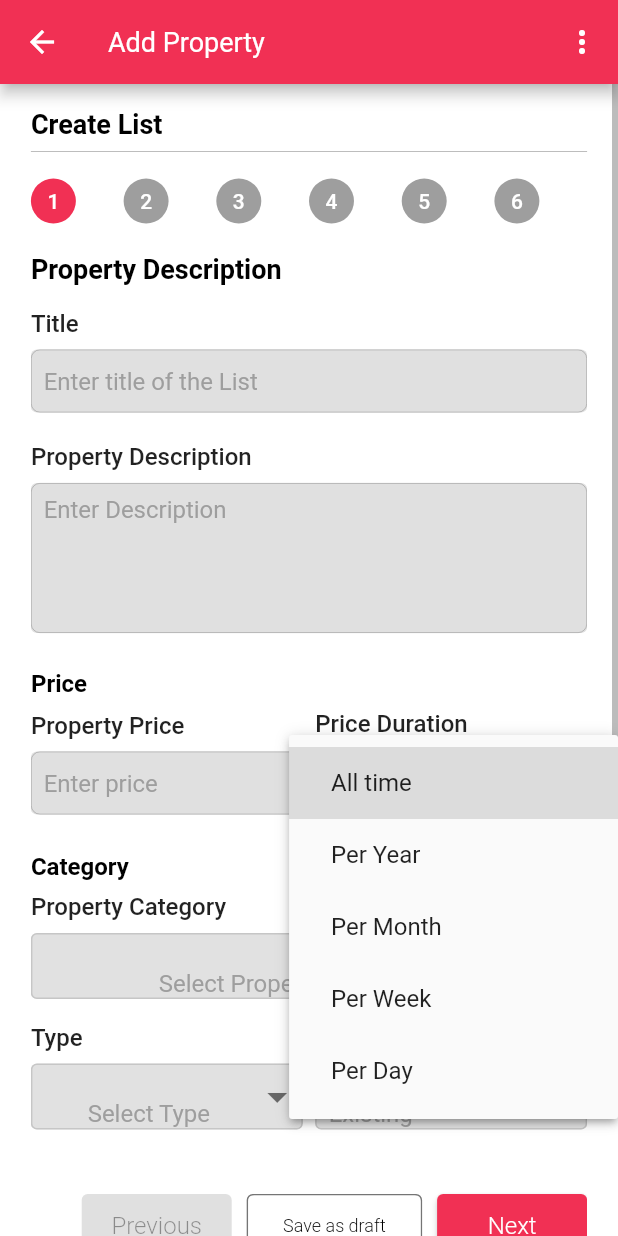
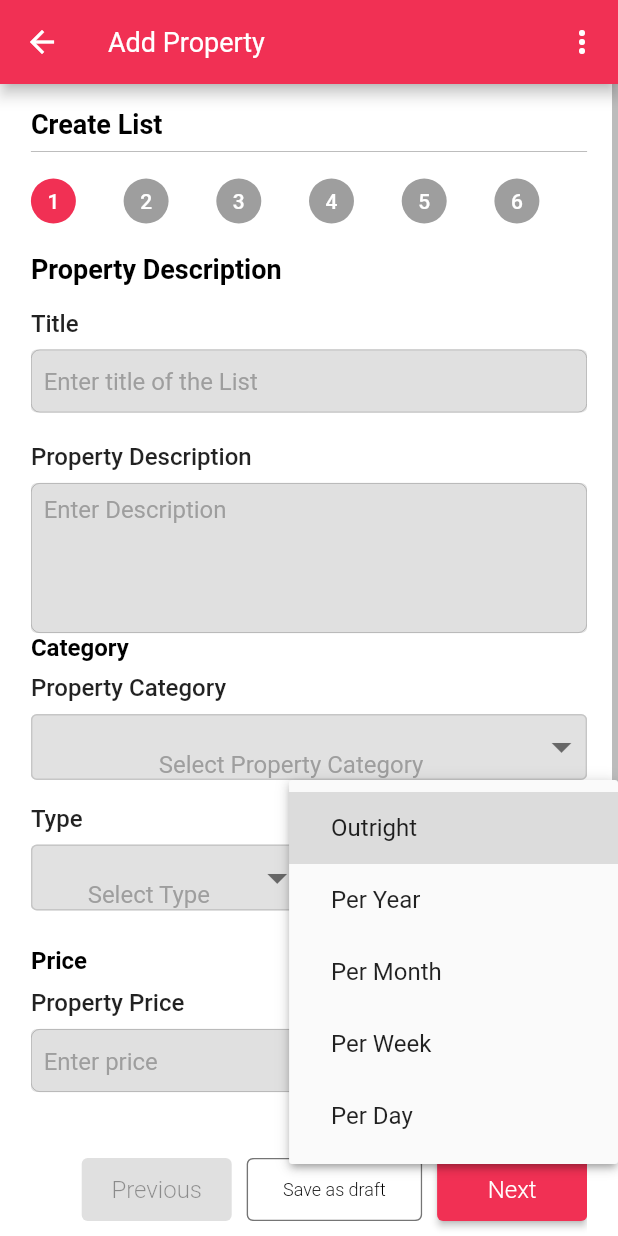
Before and after one commit to Bisecto/Brixmarket, a Flutter app: the AddPropertyPage screen opened by its route, after a tap on an icon or button, on a phone screen of 412 x 824 dp. Run offline on Flutter 3.47's test engine with Material 2 defaults, Android fonts, the phone set to English and light mode, and no system bars; our stand-ins replace carousel_slider, device_info_plus, file_picker, firebase_core, firebase_database, firebase_messaging and 15 more; missing offline and left inert: cross_connectivity, flutter_phone_direct_caller, graphic; accounts and stored records are empty; network calls fail; statements that could not run were skipped.

Commit message:
Modification_Precious_2

```diff
--- a/lib/res/lists.dart
+++ b/lib/res/lists.dart
@@ -12,8 +12,8 @@ import '../view/screens/mobile/saved_page.dart';
 import 'states.dart';
 
 class Lst {
-  static final priceDurations = ['All time', 'Per Year', 'Per Month', 'Per Week', 'Per Day'];
-  static final propertyTypes = ['Sale', 'Rent', 'Short stay'];
+  static final priceDurations = ['Outright', 'Per Year', 'Per Month', 'Per Week', 'Per Day'];
+  static final propertyTypes = ['Sale', 'Rent', 'Short stay','Lease'];
   static final propertyStatus = ['New', 'Existing', 'Renovated'];
   static final propertyCategories = ['House', 'Land', 'Commercial', 'Student Hostel', 'New Home'];
   static final Map<String, RxList> filterMap = {'category': EditCtrl.filterCategories, 'type': EditCtrl.filterTypes, 'status': EditCtrl.filterStatus};
--- a/lib/res/states.dart
+++ b/lib/res/states.dart
@@ -121,7 +121,6 @@ final ngnLga = {
     "Umuahia North",
     "Umuahia South",
     "Umu Nneochi",
-    "Obi Ngwa"
   ],
   "Ogun": [
     "Abeokuta North",
--- a/lib/view/screens/create_property/create_property_widges.dart
+++ b/lib/view/screens/create_property/create_property_widges.dart
@@ -1,3 +1,5 @@
+import 'dart:async';
+
 import 'package:brixmarket/core/dialogs.dart';
 import 'package:flutter/cupertino.dart';
 import 'package:flutter/material.dart';
@@ -17,8 +19,33 @@ import '../../widgets/drop_down.dart';
 import '../../widgets/form_button.dart';
 import '../../widgets/form_inputs.dart';
 
-class CreatePropertyWidget extends StatelessWidget {
+class CreatePropertyWidget extends StatefulWidget {
   const CreatePropertyWidget({Key? key}) : super(key: key);
+
+  @override
+  State<CreatePropertyWidget> createState() => _CreatePropertyWidgetState();
+}
+
+class _CreatePropertyWidgetState extends State<CreatePropertyWidget> {
+  bool isExpanded=false;
+  checkFeture(){
+    setState(() {
+      getFeatures();
+      getAmenities();
+      isExpanded=true;
+    });
+  }
+  @override
+  void initState() {
+    // TODO: implement initState
+    super.initState();
+    //if()
+    //Timer.periodic(const Duration(m: 2), (timer) {
+    //   setState(() {
+    //
+    //   });
+    //});
+  }
 
   @override
   Widget build(BuildContext context) {
@@ -53,7 +80,7 @@ class CreatePropertyWidget extends StatelessWidget {
               height: 20,
             ),
             SizedBox(
-              height: 1050,
+              height: 1000,
               child: PageView(
                 controller: cPropCtrl.cPPageController,
                 physics: const NeverScrollableScrollPhysics(),
@@ -61,7 +88,123 @@ class CreatePropertyWidget extends StatelessWidget {
                   createPropertyDetails(),
                   createPropertyMedia(),
                   createPropertyLocation(),
-                  createPropertyMorDetails(),
+              Container(
+                color: Colors.white,
+                child: SingleChildScrollView(
+                  physics: const NeverScrollableScrollPhysics(),
+                  child: Column(
+                    crossAxisAlignment: CrossAxisAlignment.start,
+                    children: [
+                      const CustomText(
+                          text: 'More Details(Optional)',
+                          color: Colors.black,
+                          size: 16,
+                          weight: FontWeight.bold),
+                      if(!isExpanded)
+                      RaisedButton(
+                        onPressed: () {
+                          checkFeture();
+                          //callFeature();
+                        },
+                        child: const Text('Expand To fill'),
+                      ),
+                      const SizedBox(height: 10),
+                      SizedBox(
+                        width: double.infinity,
+                        child: FutureBuilder(
+                            future: getFeatures(),
+                            builder: (context, AsyncSnapshot snap) {
+                              var featuresData = snap.data ?? [];
+                              var features = {};
+                              featuresData.forEach((e) {
+                                if (features[e['feature']] == null) {
+                                  features[e['feature']] = [e['feature_value'].toString()];
+                                } else {
+                                  features[e['feature']].add(e['feature_value'].toString());
+                                }
+                              });
+                              var initialList = [];
+                              if (featuresData.isNotEmpty) {
+                                initialList = EditCtrl.ctrlList;
+                                EditCtrl.ctrlList = [];
+                              }
+                              int i = -1;
+                              if (snap.connectionState == ConnectionState.done) {
+                                // If we got an error
+                                if (snap.hasError) {
+                                  return Center(
+                                    child: Text(
+                                      '${snap.error} occurred',
+                                      style: TextStyle(fontSize: 18),
+                                    ),
+                                  );
+
+                                  // if we got our data
+                                } else if (snap.hasData) {
+                                  // Extracting data from snapshot object
+                                  return Wrap(
+                                    children: [
+                                      ...features.entries.map((feature) {
+                                        EditCtrl.ctrlList.add(TextEditingController().obs);
+                                        EditCtrl.ctrlListKeys
+                                            .add(TextEditingController(text: feature.key));
+                                        i++;
+                                        if ((feature.value[0] ?? '').isEmpty) {
+                                          return Container(
+                                            padding: EdgeInsets.only(
+                                                right: Get.width * 0.01, bottom: 10),
+                                            width: Get.width < 480
+                                                ? double.infinity
+                                                : Get.width * 0.31,
+                                            child: FormInput(
+                                              width: double.infinity,
+                                              controller: EditCtrl.ctrlList[i].value,
+                                              label: feature.key,
+                                              hint: 'Enter ${feature.key}',
+                                              value: initialList.isEmpty
+                                                  ? ''
+                                                  : initialList[i].value.text,
+                                            ),
+                                          );
+                                        } else {
+                                          return Container(
+                                            padding: EdgeInsets.only(
+                                                right: Get.width * 0.01, bottom: 10),
+                                            width: Get.width < 480
+                                                ? double.infinity
+                                                : Get.width * 0.31,
+                                            child: SizedBox(
+                                              child: DropDown(
+                                                initialValue: initialList.isEmpty
+                                                    ? ''
+                                                    : initialList[i].value.text,
+                                                controller: EditCtrl.ctrlList[i],
+                                                label: feature.key,
+                                                items: feature.value as List<String>,
+                                              ),
+                                            ),
+                                          );
+                                        }
+                                      }).toList(),
+                                    ],
+                                  );
+                                }
+                              }
+
+                              // Displaying LoadingSpinner to indicate waiting state
+                              return Center(
+                                child: CircularProgressIndicator(),
+                              );
+                            }),
+                      ),
+                      buttonRow(cPropCtrl.submitPropertyMoreDetails),
+                      const SizedBox(
+                        height: 40,
+                      ),
+                    ],
+                  ),
+                ),
+              ),
                   createPropertyAmenities(),
                   createPropertyContact(),
                 ],
@@ -76,6 +219,10 @@ class CreatePropertyWidget extends StatelessWidget {
 
 Widget stepWidget(int i) {
   double screenWidth = Get.width;
+  if(i==3){
+    getFeatures();
+    getAmenities();
+  }
   return Obx(
     () => Flexible(
       flex: cPropCtrl.createPropPageIndex.value == i && (screenWidth > 430)
@@ -147,7 +294,6 @@ Widget stepWidget(int i) {
 
 Widget buildStepNumber() {
   return SizedBox(
-
     width: double.infinity,
     child: Row(
       mainAxisAlignment: MainAxisAlignment.spaceBetween,
@@ -165,7 +311,6 @@ Widget buildStepNumber() {
 }
 
 Widget buttonRow(Function() nextFunction) {
-
   return Padding(
     padding: const EdgeInsets.only(
       top: 3.0,
@@ -271,45 +416,6 @@ Widget createPropertyDetails() {
           label: 'Property Description',
           hint: 'Enter Description',
         ),
-        const SizedBox(height: 24),
-        const CustomText(
-          text: 'Price',
-          color: Colors.black,
-          size: 16,
-          weight: FontWeight.bold,
-        ),
-        const SizedBox(
-          height: 8,
-        ),
-        SizedBox(
-          width: double.infinity,
-          child: Row(
-            children: [
-              Flexible(
-                child: FormInput(
-                  inputType: TextInputType.number,
-                  width: double.infinity,
-                  controller: EditCtrl.price,
-                  validate: Val.number,
-                  error: EditCtrl.priceErr,
-                  label: 'Property Price',
-                  hint: 'Enter price',
-                ),
-              ),
-              SizedBox(
-                width: Get.width * 0.02,
-              ),
-              Flexible(
-                child: DropDown(
-                  label: 'Price Duration',
-                  items: Lst.priceDurations,
-                  controller: EditCtrl.priceDuration,
-                ),
-              ),
-            ],
-          ),
-        ),
-        const SizedBox(height: 24),
         const CustomText(
           text: 'Category',
           color: Colors.black,
@@ -391,6 +497,44 @@ Widget createPropertyDetails() {
                 ),
               ],
             ),
+          ),
+        ),
+        const SizedBox(height: 24),
+        const CustomText(
+          text: 'Price',
+          color: Colors.black,
+          size: 16,
+          weight: FontWeight.bold,
+        ),
+        const SizedBox(
+          height: 8,
+        ),
+        SizedBox(
+          width: double.infinity,
+          child: Row(
+            children: [
+              Flexible(
+                child: FormInput(
+                  inputType: TextInputType.number,
+                  width: double.infinity,
+                  controller: EditCtrl.price,
+                  validate: Val.number,
+                  error: EditCtrl.priceErr,
+                  label: 'Property Price',
+                  hint: 'Enter price',
+                ),
+              ),
+              SizedBox(
+                width: Get.width * 0.02,
+              ),
+              Flexible(
+                child: DropDown(
+                  label: 'Price Duration',
+                  items: Lst.priceDurations,
+                  controller: EditCtrl.priceDuration,
+                ),
+              ),
+            ],
           ),
         ),
         const SizedBox(height: 16),
@@ -668,112 +812,38 @@ Widget createPropertyLocation() {
   );
 }
 
+List? amenities;
+
+Future getAmenities({all = false}) async {
+  amenities = [];
+  if (amenities!.isEmpty && EditCtrl.category.value.text.isNotEmpty || all) {
+    String category = all ? 'all' : EditCtrl.category.value.text;
+    await Provider()
+        .postData("property/get-amenities/${EditCtrl.category.value.text}",
+            Property.map())
+        .then((value) => amenities = value);
+  }
+  return amenities ?? [];
+}
+
 List? features;
 
 Future getFeatures() async {
   features ??= [];
   if (features!.isEmpty && EditCtrl.category.value.text.isNotEmpty) {
     await Provider()
-        .postData("property/get-features/House",
-            Property.map())
+        .postData("property/get-features/House", Property.map())
         .then((value) => features = value);
   }
   return features;
 }
-
-Widget createPropertyMorDetails() {
-  return Container(
-    color: Colors.white,
-    child: SingleChildScrollView(
-      physics: const NeverScrollableScrollPhysics(),
-      child: Column(
-        crossAxisAlignment: CrossAxisAlignment.start,
-        children: [
-          const CustomText(
-              text: 'More Details',
-              color: Colors.black,
-              size: 16,
-              weight: FontWeight.bold),
-          const SizedBox(height: 10),
-          SizedBox(
-            width: double.infinity,
-            child: FutureBuilder(
-                future: getFeatures(),
-                builder: (context, AsyncSnapshot snap) {
-                  var featuresData = snap.data ?? [];
-                  var features = {};
-                  featuresData.forEach((e) {
-                    if (features[e['feature']] == null) {
-                      features[e['feature']] = [e['feature_value'].toString()];
-                    } else {
-                      features[e['feature']].add(e['feature_value'].toString());
-                    }
-                  });
-                  var initialList = [];
-                  if (featuresData.isNotEmpty) {
-                    initialList = EditCtrl.ctrlList;
-                    EditCtrl.ctrlList = [];
-                  }
-                  int i = -1;
-                  return Wrap(
-                    children: [
-                      ...features.entries.map((feature) {
-                        EditCtrl.ctrlList.add(TextEditingController().obs);
-                        EditCtrl.ctrlListKeys
-                            .add(TextEditingController(text: feature.key));
-                        i++;
-                        if ((feature.value[0] ?? '').isEmpty) {
-                          return Container(
-                            padding: EdgeInsets.only(
-                                right: Get.width * 0.01, bottom: 10),
-                            width: Get.width < 480
-                                ? double.infinity
-                                : Get.width * 0.31,
-                            child: FormInput(
-                              width: double.infinity,
-                              controller: EditCtrl.ctrlList[i].value,
-                              label: feature.key,
-                              hint: 'Enter ${feature.key}',
-                              value: initialList.isEmpty
-                                  ? ''
-                                  : initialList[i].value.text,
-                            ),
-                          );
-                        } else {
-                          return Container(
-                            padding: EdgeInsets.only(
-                                right: Get.width * 0.01, bottom: 10),
-                            width: Get.width < 480
-                                ? double.infinity
-                                : Get.width * 0.31,
-                            child: SizedBox(
-                              child: DropDown(
-                                initialValue: initialList.isEmpty
-                                    ? ''
-                                    : initialList[i].value.text,
-                                controller: EditCtrl.ctrlList[i],
-                                label: feature.key,
-                                items: feature.value as List<String>,
-                              ),
-                            ),
-                          );
-                        }
-                      }).toList(),
-                    ],
-                  );
-                }),
-          ),
-          buttonRow(cPropCtrl.submitPropertyMoreDetails),
-          const SizedBox(
-            height: 40,
-          ),
-        ],
-      ),
-    ),
-  );
-}
+//
+// Widget createPropertyMorDetails(BuildContext context) {
+//   return
+// }
 
 Widget createPropertyAmenities() {
+  getAmenities();
   return Container(
     color: Colors.white,
     child: SizedBox(
@@ -784,7 +854,7 @@ Widget createPropertyAmenities() {
           //crossAxisAlignment: CrossAxisAlignment.start,
           children: [
             const CustomText(
-                text: 'Basic Amenities',
+                text: 'Basic Amenities(Optional)',
                 color: Colors.black,
                 size: 16,
                 weight: FontWeight.bold),
@@ -792,7 +862,7 @@ Widget createPropertyAmenities() {
             SizedBox(
               //width: double.infinity,
               child: FutureBuilder(
-                  future: cPropCtrl.getAmenities(),
+                  future: getAmenities(),
                   builder: (context, AsyncSnapshot snap) {
                     var amenities = snap.data ?? [];
 
@@ -813,7 +883,7 @@ Widget createPropertyAmenities() {
                               mainAxisAlignment: MainAxisAlignment.start,
                               children: [
                                 Transform.scale(
-                                  scale: 0.5,
+                                  scale: 0.7,
                                   child: Obx(
                                     () => Checkbox(
                                       activeColor: Pallet.secondaryColor,
--- a/lib/view/screens/dashboard_page.dart
+++ b/lib/view/screens/dashboard_page.dart
@@ -44,7 +44,7 @@ class _DashboardPageState extends State<DashboardPage> with TickerProviderStateM
     return LayoutBuilder(builder: (context, constraints) {
       var dashboardWidgets = [
         const InsightWidget(),
-        const CreatePropertyWidget(),
+         CreatePropertyWidget(),
         MyPropertiesWidget(provider: this),
         SavedPropertiesWidget(constraints: constraints.maxWidth),
         UpgradePricingWidget(constraints: constraints.maxWidth),
--- a/lib/view/screens/mobile/add_property_page.dart
+++ b/lib/view/screens/mobile/add_property_page.dart
@@ -48,7 +48,7 @@ class AddPropertyPage extends StatelessWidget {
             ),
             actions: const [AppBarMenu(logout: true, saveDraft: true)],
           ),
-          body: const CreatePropertyWidget()),
+          body:  CreatePropertyWidget()),
     );
   }
   //
```
Also changed, not shown: lib/controllers/create_property_controller.dart (+9 -7 lines), lib/view/screens/mobile/property_details_page.dart (+34 -2 lines), 1 other file.
